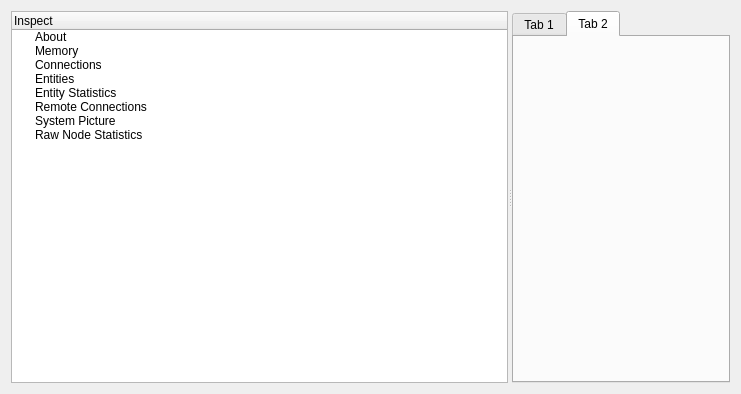
SafirSDK/safir-sdk-core, file src/dose/dose_dobexplorer.ss/src/dosemon.ui: the form before one commit.
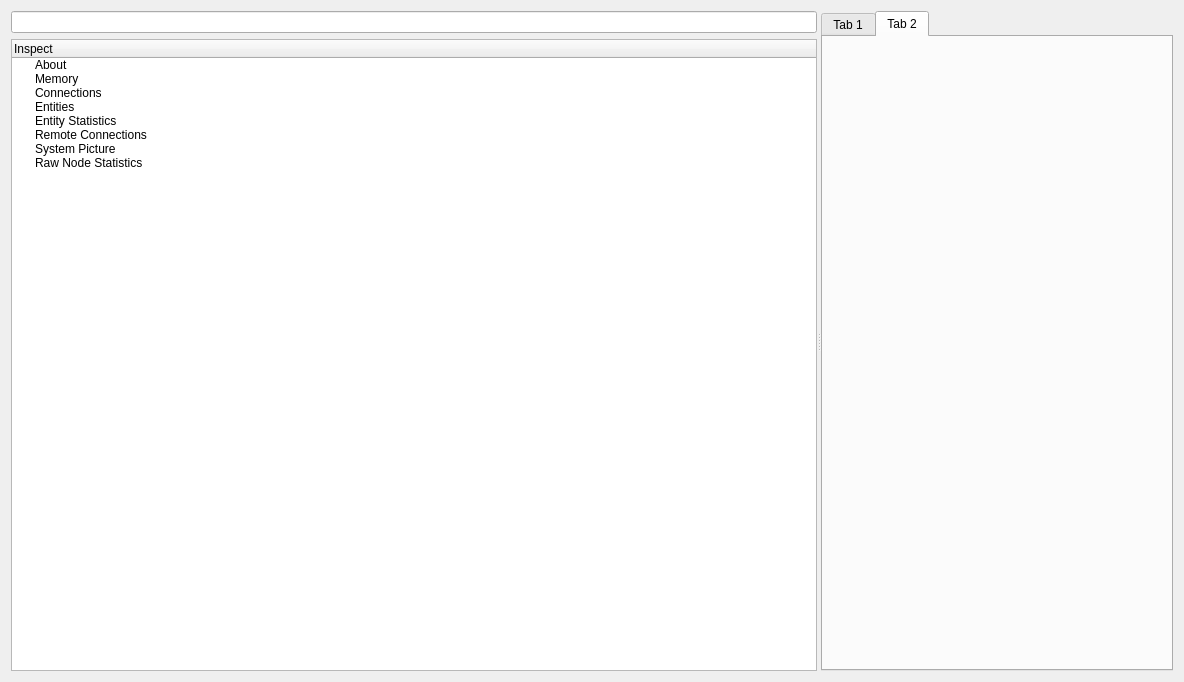
The form after the commit. Icons and pictures are not drawn.

Commit message: Ticket 375 - Added search filter to dobexplorer treeView.

What changed in the file:
```diff
--- a/src/dose/dose_dobexplorer.ss/src/dosemon.ui
+++ b/src/dose/dose_dobexplorer.ss/src/dosemon.ui
@@ -6,8 +6,8 @@
    <rect>
     <x>0</x>
     <y>0</y>
-    <width>741</width>
-    <height>394</height>
+    <width>1184</width>
+    <height>682</height>
    </rect>
   </property>
   <property name="windowTitle">
@@ -17,12 +17,22 @@
    <iconset>
     <normaloff>dobexplorer.png</normaloff>dobexplorer.png</iconset>
   </property>
-  <layout class="QHBoxLayout">
+  <layout class="QHBoxLayout" name="horizontalLayout">
    <item>
     <widget class="QSplitter" name="splitter">
      <property name="orientation">
       <enum>Qt::Horizontal</enum>
      </property>
+     <widget class="QWidget" name="verticalLayoutWidget">
+      <layout class="QVBoxLayout" name="verticalLayout">
+       <item>
+        <widget class="QLineEdit" name="filterEdit">
+         <property name="clearButtonEnabled">
+          <bool>true</bool>
+         </property>
+        </widget>
+       </item>
+       <item>
      <widget class="QTreeWidget" name="treeWidget">
       <property name="rootIsDecorated">
        <bool>true</bool>
@@ -84,6 +94,9 @@
         <string>Raw Node Statistics</string>
        </property>
       </item>
+        </widget>
+       </item>
+      </layout>
      </widget>
      <widget class="QTabWidget" name="tabWidget">
       <property name="layoutDirection">
```
Left out of the diff: 2 changed lines with no effect on the pictures. Lines whose indentation alone changed are shown as unchanged. The commit also changes 3 other files.
